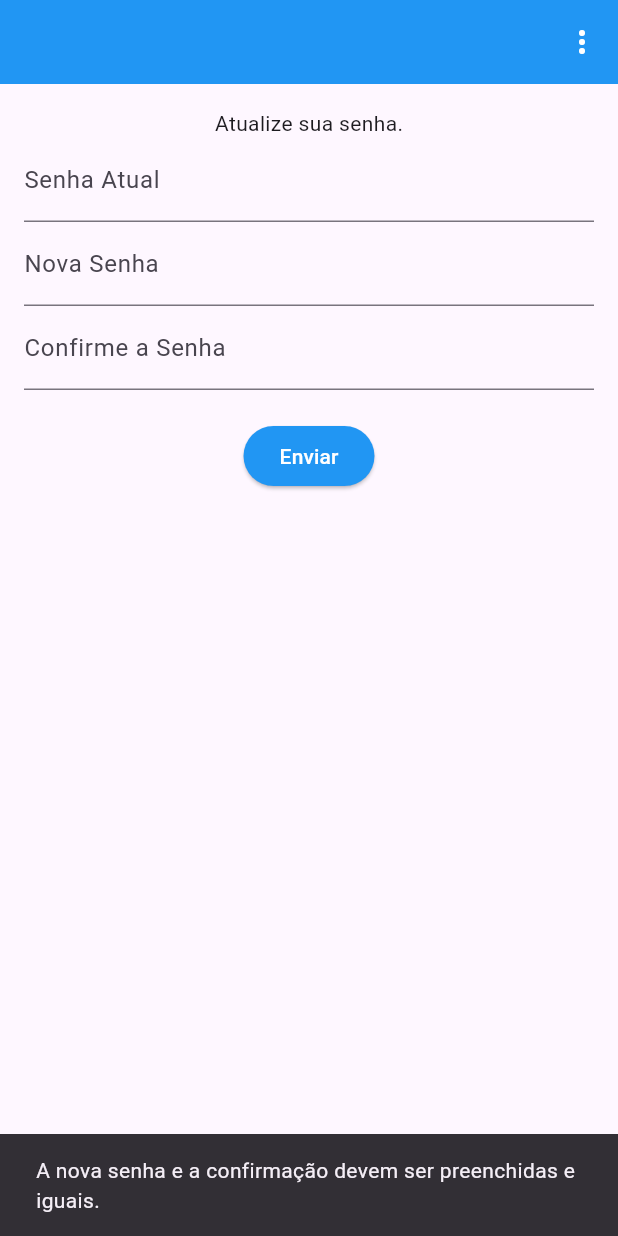
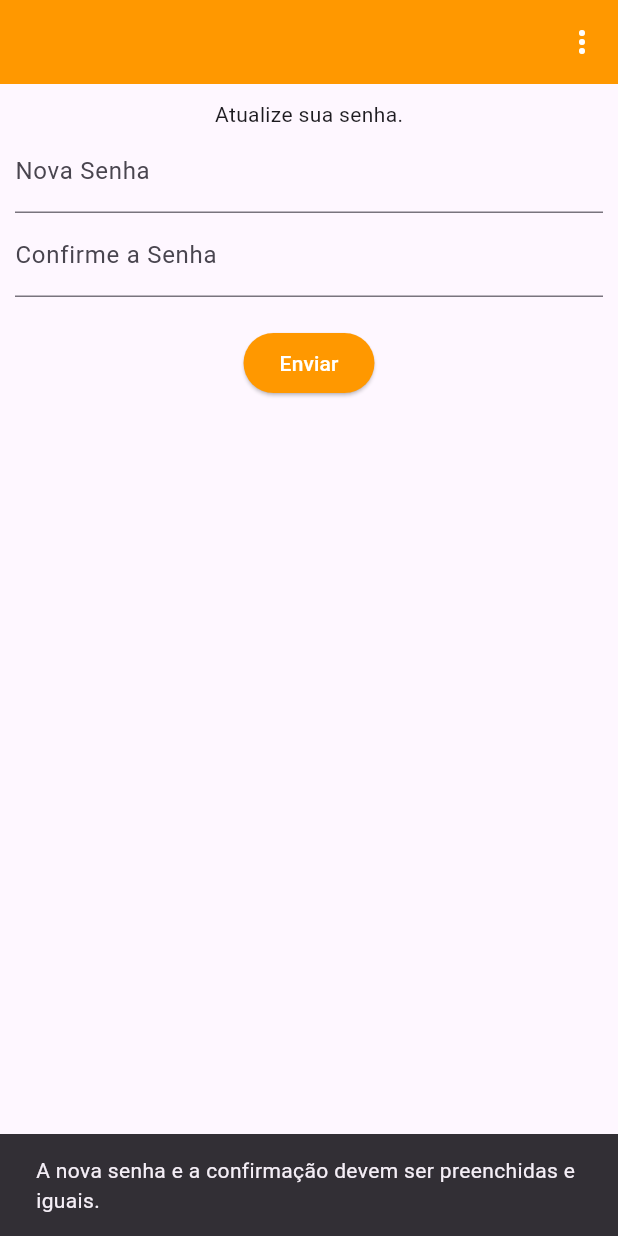
Before and after one commit to pastor126/galeriaflutter, a Flutter app: the ConfigPage screen opened directly, after a tap on "Enviar", on a phone screen of 412 x 824 dp. Run offline on Flutter 3.47's test engine with Material 3 defaults, Android fonts, the phone set to English and light mode, and no system bars; our stand-ins replace shared_preferences; accounts and stored records are empty.

Commit message:
Modificado Thema da app/Bar e modificando alterar senha.

```diff
--- a/lib/config.dart
+++ b/lib/config.dart
@@ -1,5 +1,7 @@
 import 'package:flutter/material.dart';
+import 'package:galeriaflutter/login.dart';
 import 'package:http/http.dart' as http;
+import 'package:shared_preferences/shared_preferences.dart';
 import 'dart:convert';
 import 'dart:developer';
 import 'appbar1.dart';
@@ -14,7 +16,6 @@ class ConfigPage extends StatefulWidget {
 
 
 class ConfigPageState extends State<ConfigPage> {
-  final _senhaController = TextEditingController();
   final _senha1Controller = TextEditingController();
   final _senha2Controller = TextEditingController();
 
@@ -34,20 +35,30 @@ Future<void> _alteraMensagem() async {
   }
 
   final config = {
-    'senha': _senhaController.text,
-    'senha1': _senha1Controller.text,
-    'senha2': _senha2Controller.text,
+    'sen1': _senha1Controller.text,
+    'sen2': _senha2Controller.text,
   };
+   final prefs = await SharedPreferences.getInstance();
+  final token = prefs.getString('token');
+
+    if (token == null) {
+      if (!mounted) return;
+      Navigator.of(context).pushReplacement(
+        MaterialPageRoute(builder: (context) => const LoginPage()),
+      );
+      return;
+    }
 
   try {
-      final response = await http.post(
-      Uri.parse('https://galeria-dos-pastores-production.up.railway.app/atual'),
-      headers: {
-        'Content-Type': 'application/json; charset=UTF-8',
-      },
-      body: jsonEncode(config),
-    );
-
+    final response = await http.post(
+    // Uri.parse('https://galeria-dos-pastores-production.up.railway.app/atual'),
+    Uri.parse('http://192.168.1.74:8089/atual'),
+    headers: {
+      'Authorization': 'Bearer $token',
+      'Content-Type': 'application/json',
+    },
+    body: jsonEncode(config),
+  );
     if (!mounted) return;
 
     if (response.statusCode == 200) {
@@ -79,21 +90,19 @@ Future<void> _alteraMensagem() async {
     return Scaffold(
       appBar: const AppbarConfig(),
       body: Padding(
-        padding: const EdgeInsets.all(16.0),
+        padding: const EdgeInsets.all(10.0),
         child: Column(
           children: [
             const Text('Atualize sua senha.'),
             TextField(
-              controller: _senhaController,
-              decoration: const InputDecoration(labelText: 'Senha Atual'),
-            ),
-            TextField(
               controller: _senha1Controller,
               decoration: const InputDecoration(labelText: 'Nova Senha'),
+              obscureText: true,
             ),
             TextField(
               controller: _senha2Controller,
               decoration: const InputDecoration(labelText: 'Confirme a Senha'),
+              obscureText: true,
             ),
             const SizedBox(height: 20),
             ElevatedButton(
--- a/lib/main.dart
+++ b/lib/main.dart
@@ -13,14 +13,14 @@ class MyApp extends StatelessWidget {
     return MaterialApp(
       title: 'Galeria dos Pastores',
       theme: ThemeData(
-        primarySwatch: Colors.blue,
+        primarySwatch: Colors.orange,
         elevatedButtonTheme: ElevatedButtonThemeData(
           style: ElevatedButton.styleFrom(
-            foregroundColor: Colors.white, backgroundColor: Colors.blue, // Define a cor do texto dos ElevatedButtons
+            foregroundColor: Colors.white, backgroundColor: Colors.orange, // Define a cor do texto dos ElevatedButtons
           ),
         ),
         appBarTheme: const AppBarTheme(
-          backgroundColor: Colors.blue, // Definindo cor de fundo do AppBar
+          backgroundColor: Colors.orange, // Definindo cor de fundo do AppBar
           titleTextStyle: TextStyle(
             color: Colors.white,
             fontSize: 20,
```
Also changed, not shown: lib/home.dart (+19 -2 lines).
